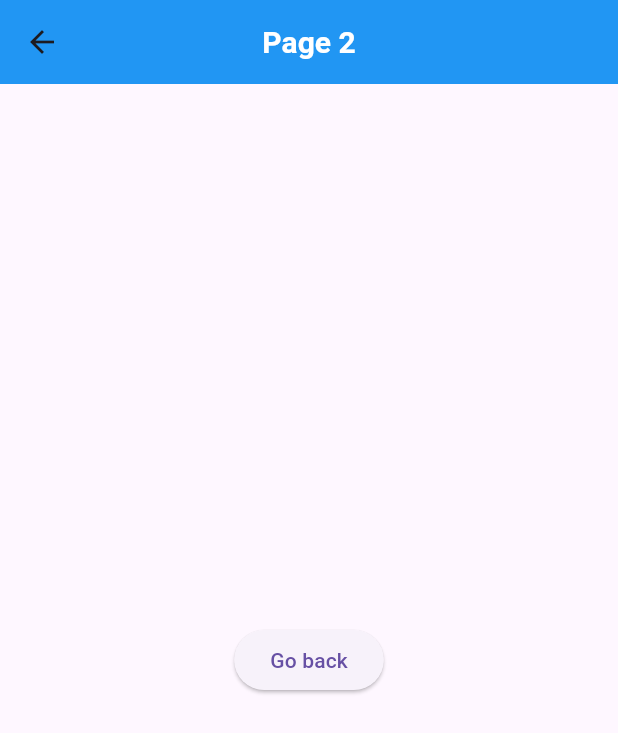
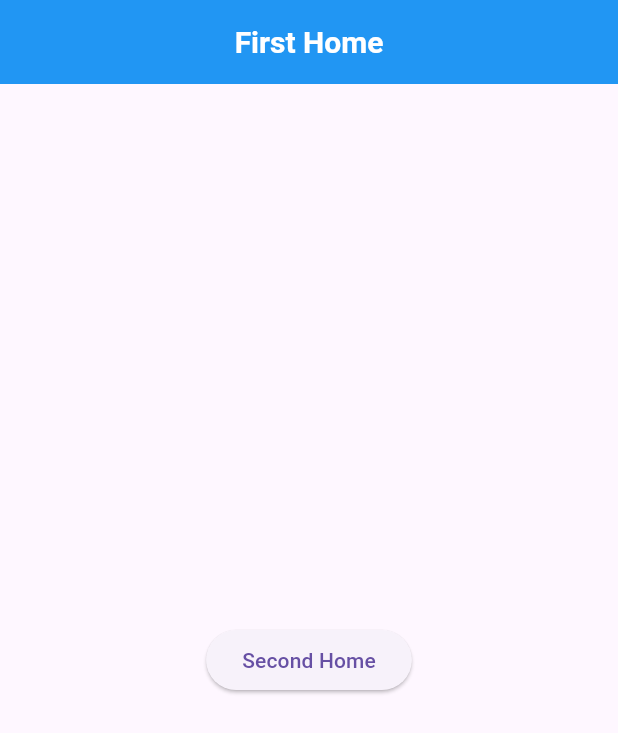
Before and after one commit to clonediff/FlutterTests, a Flutter app: the screen it shows after launch, on a phone screen of 412 x 824 dp. Shown: the top 733 px of the screen. Run offline on Flutter 3.47's test engine with Material 3 defaults, Android fonts, the phone set to English and light mode, and no system bars.

Commit message:
[add] Send data with simple routing

```diff
--- a/lib/main.dart
+++ b/lib/main.dart
@@ -10,50 +10,64 @@ class MyFirstApp extends StatelessWidget {
   @override
   Widget build(BuildContext context) {
     return MaterialApp(
-      home: Scaffold(
-        appBar: DefaultAppBar(title: const Text('Routing and Navigation')),
-        body: const HomePage(),
-      ),
-      initialRoute: '/page2',
-      routes: {
-        '/page2': (context) => const Page2(),
-      },
+      home: FirstPage(),
     );
   }
 }
 
-class HomePage extends StatelessWidget {
-  const HomePage({super.key});
+class FirstPage extends StatelessWidget {
+  const FirstPage({super.key});
 
   @override
   Widget build(BuildContext context) {
-    return Center(
-      child: ElevatedButton(
-        onPressed: () {
-          Navigator.of(context).pushNamed('/page2');
-        },
-        child: const Text('Move to Page 2'),
+    return Scaffold(
+      appBar: DefaultAppBar(
+        title: const Text('First Home'),
+      ),
+      body: Center(
+        child: ElevatedButton(
+          onPressed: () {
+            const user = User(name: 'Konstantin', age: 34);
+            Route route = MaterialPageRoute(
+              builder: (context) => const SecondHome(user: user),
+            );
+            Navigator.of(context).push(route);
+          },
+          child: const Text('Second Home'),
+        ),
       ),
     );
   }
 }
 
-class Page2 extends StatelessWidget {
-  const Page2({super.key});
+class SecondHome extends StatelessWidget {
+  final User user;
+
+  const SecondHome({super.key, required this.user});
 
   @override
   Widget build(BuildContext context) {
     return Scaffold(
       appBar: DefaultAppBar(
-        title: const Text('Page 2'),
+        title: Text('${user.name} - ${user.age}'),
       ),
       body: Center(
-        child: ElevatedButton(onPressed: (){
-          Navigator.of(context).pop();
-        }, child: const Text('Go back'),),
+        child: ElevatedButton(
+          onPressed: () {
+            Navigator.of(context).pop();
+          },
+          child: const Text('Go back'),
+        ),
       ),
     );
   }
+}
+
+class User {
+  final String name;
+  final int age;
+
+  const User({required this.name, required this.age});
 }
 
 class DefaultAppBar extends AppBar {
```
